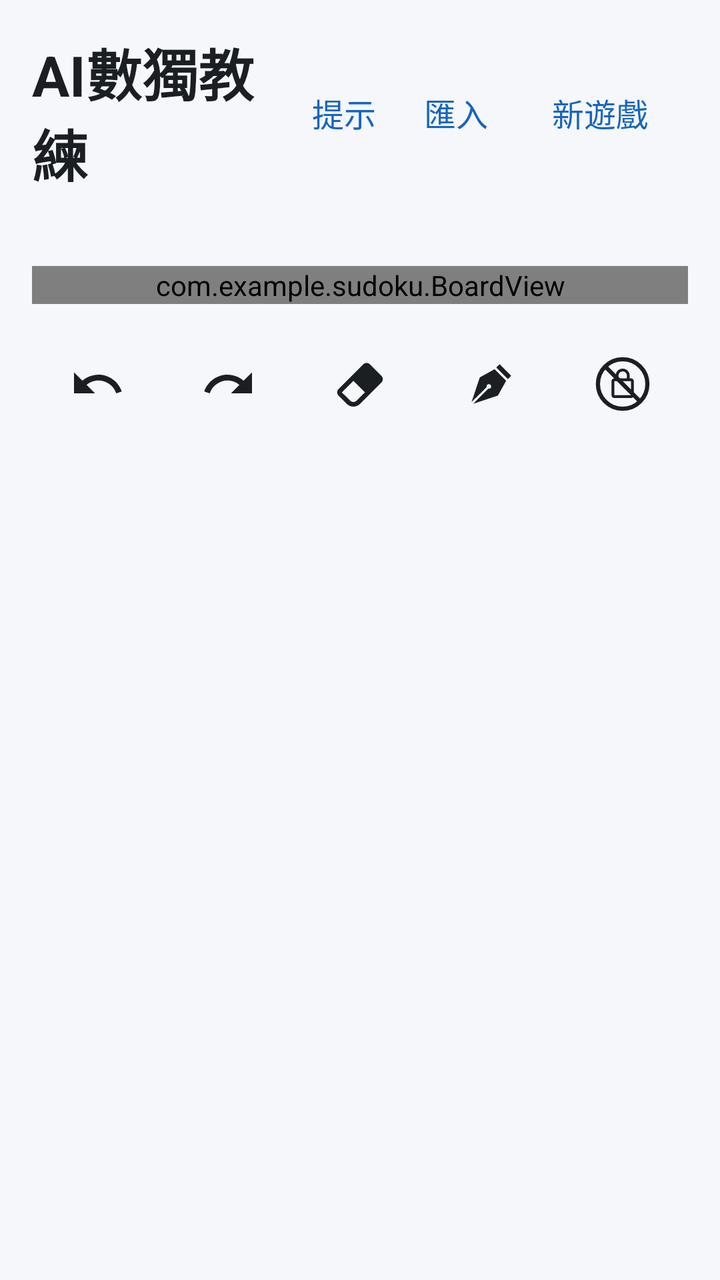
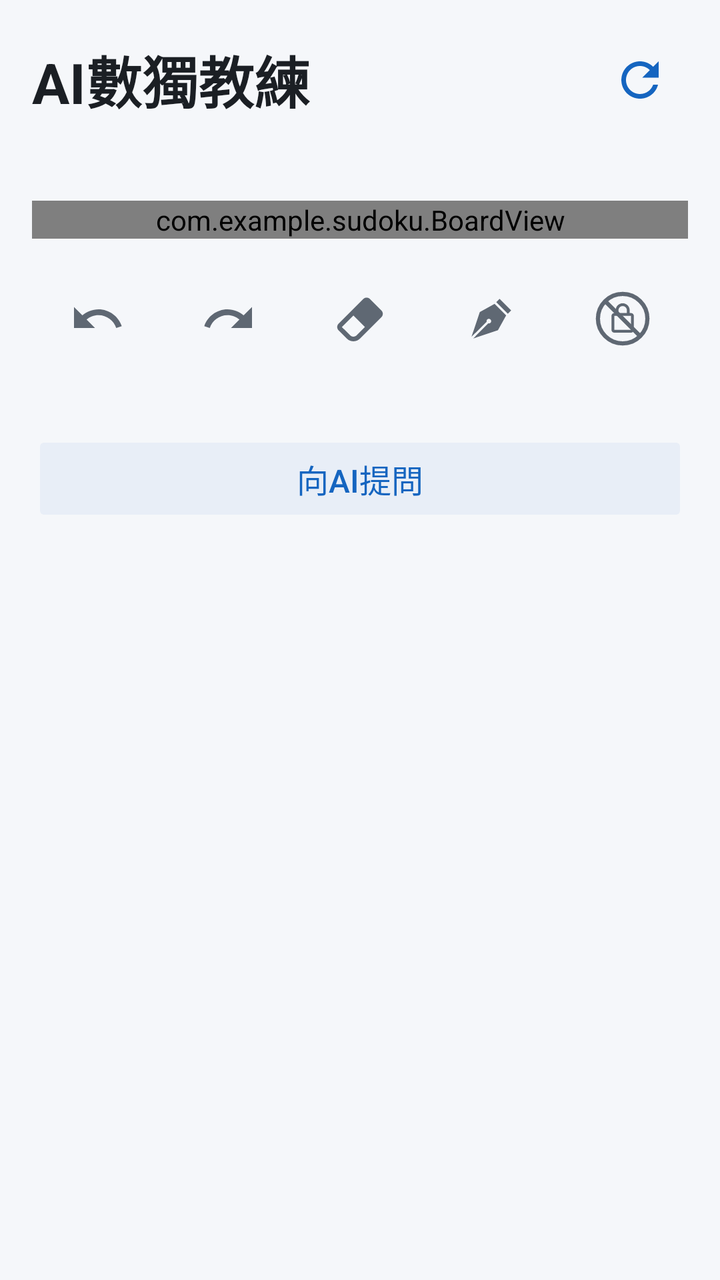

Two renders of the same Android screen: before a commit and after it. Below are the layout's source before the change and the commit's diff.
<!-- AndroidManifest.xml: application theme Theme.Sudoku -->
<!-- res/layout/activity_main.xml -->
<?xml version="1.0" encoding="utf-8"?>
<LinearLayout xmlns:android="http://schemas.android.com/apk/res/android"
    android:layout_width="match_parent"
    android:layout_height="match_parent"
    android:fitsSystemWindows="true"
    android:orientation="vertical"
    android:padding="16dp">

    <LinearLayout
        android:layout_width="match_parent"
        android:layout_height="wrap_content"
        android:gravity="center_vertical"
        android:orientation="horizontal">

        <TextView
            android:layout_width="0dp"
            android:layout_height="wrap_content"
            android:layout_weight="1"
            android:text="@string/app_name"
            android:textColor="@color/text_primary"
            android:textSize="28sp"
            android:textStyle="bold" />

        <Button
            android:id="@+id/btnHint"
            style="?android:attr/borderlessButtonStyle"
            android:layout_width="wrap_content"
            android:layout_height="wrap_content"
            android:minWidth="0dp"
            android:text="@string/hint"
            android:textColor="@color/accent"
            android:textSize="16sp" />

        <Button
            android:id="@+id/btnImport"
            style="?android:attr/borderlessButtonStyle"
            android:layout_width="wrap_content"
            android:layout_height="wrap_content"
            android:minWidth="0dp"
            android:text="@string/import_puzzle"
            android:textColor="@color/accent"
            android:textSize="16sp" />

        <Button
            android:id="@+id/btnNew"
            style="?android:attr/borderlessButtonStyle"
            android:layout_width="wrap_content"
            android:layout_height="wrap_content"
            android:text="@string/new_game"
            android:textColor="@color/accent"
            android:textSize="16sp" />
    </LinearLayout>

    <LinearLayout
        android:layout_width="match_parent"
        android:layout_height="wrap_content"
        android:layout_marginTop="8dp"
        android:layout_marginBottom="8dp"
        android:orientation="horizontal">

        <TextView
            android:id="@+id/txtDifficulty"
            android:layout_width="0dp"
            android:layout_height="wrap_content"
            android:layout_weight="1"
            android:textColor="@color/text_secondary"
            android:textSize="15sp" />

        <TextView
            android:id="@+id/txtTime"
            android:layout_width="0dp"
            android:layout_height="wrap_content"
            android:layout_weight="1"
            android:gravity="end"
            android:textColor="@color/text_secondary"
            android:textSize="15sp" />
    </LinearLayout>

    <com.example.sudoku.BoardView
        android:id="@+id/board"
        android:layout_width="match_parent"
        android:layout_height="wrap_content" />

    <LinearLayout
        android:layout_width="match_parent"
        android:layout_height="wrap_content"
        android:layout_marginTop="16dp"
        android:orientation="horizontal">

        <ImageButton
            android:id="@+id/btnUndo"
            style="?android:attr/borderlessButtonStyle"
            android:layout_width="0dp"
            android:layout_height="48dp"
            android:layout_weight="1"
            android:contentDescription="@string/undo"
            android:src="@drawable/ic_undo"
            android:tint="@color/text_primary" />

        <ImageButton
            android:id="@+id/btnRedo"
            style="?android:attr/borderlessButtonStyle"
            android:layout_width="0dp"
            android:layout_height="48dp"
            android:layout_weight="1"
            android:contentDescription="@string/redo"
            android:src="@drawable/ic_redo"
            android:tint="@color/text_primary" />

        <ImageButton
            android:id="@+id/btnErase"
            style="?android:attr/borderlessButtonStyle"
            android:layout_width="0dp"
            android:layout_height="48dp"
            android:layout_weight="1"
            android:contentDescription="@string/erase"
            android:src="@drawable/ic_eraser"
            android:tint="@color/text_primary" />

        <ImageButton
            android:id="@+id/btnNotes"
            style="?android:attr/borderlessButtonStyle"
            android:layout_width="0dp"
            android:layout_height="48dp"
            android:layout_weight="1"
            android:contentDescription="@string/notes_off"
            android:src="@drawable/ic_pen"
            android:tint="@color/text_primary" />

        <ImageButton
            android:id="@+id/btnLock"
            style="?android:attr/borderlessButtonStyle"
            android:layout_width="0dp"
            android:layout_height="48dp"
            android:layout_weight="1"
            android:contentDescription="@string/lock_off"
            android:src="@drawable/ic_lock_off"
            android:tint="@color/text_primary" />
    </LinearLayout>

    <LinearLayout
        android:id="@+id/numpad"
        android:layout_width="match_parent"
        android:layout_height="wrap_content"
        android:layout_marginTop="8dp"
        android:orientation="horizontal" />

</LinearLayout>
<!-- resources referenced by this layout -->
<resources>
  <color name="accent">#1565C0</color>
  <color name="text_primary">#1B1F24</color>
  <color name="text_secondary">#6B7480</color>
  <!-- drawable ic_eraser (drawable) -->
  <vector xmlns:android="http://schemas.android.com/apk/res/android"
      android:width="28dp"
      android:height="28dp"
      android:viewportWidth="24"
      android:viewportHeight="24">
      <path
          android:fillColor="#000000"
          android:pathData="M16.24,3.56L21.19,8.5C21.97,9.29 21.97,10.55 21.19,11.34L12,20.53C10.44,22.09 7.91,22.09 6.34,20.53L2.81,17C2.03,16.21 2.03,14.95 2.81,14.16L13.41,3.56C14.2,2.78 15.46,2.78 16.24,3.56M4.22,15.58L7.76,19.11C8.54,19.9 9.8,19.9 10.59,19.11L14.12,15.58L9.17,10.63L4.22,15.58Z" />
  </vector>
  <!-- drawable ic_pen (drawable) -->
  <vector xmlns:android="http://schemas.android.com/apk/res/android"
      android:width="28dp"
      android:height="28dp"
      android:viewportWidth="24"
      android:viewportHeight="24">
      <path
          android:fillColor="#000000"
          android:pathData="M15.54,3.5L20.5,8.47L19.07,9.88L14.12,4.93L15.54,3.5M3.5,19.78L10,13.31C9.9,13 9.97,12.61 10.23,12.35C10.62,11.96 11.26,11.96 11.65,12.35C12.04,12.75 12.04,13.38 11.65,13.77C11.39,14.03 11,14.1 10.69,14L4.22,20.5L14.83,16.95L18.36,10.59L13.42,5.64L7.05,9.17L3.5,19.78Z" />
  </vector>
  <!-- drawable ic_redo (drawable) -->
  <vector xmlns:android="http://schemas.android.com/apk/res/android"
      android:width="28dp"
      android:height="28dp"
      android:viewportWidth="24"
      android:viewportHeight="24">
      <path
          android:fillColor="#000000"
          android:pathData="M18.4,10.6C16.55,8.99 14.15,8 11.5,8c-4.65,0 -8.58,3.03 -9.96,7.22L3.9,16c1.05,-3.19 4.05,-5.5 7.6,-5.5 1.95,0 3.73,0.72 5.12,1.88L13,16h9V7l-3.6,3.6z" />
  </vector>
  <!-- drawable ic_undo (drawable) -->
  <vector xmlns:android="http://schemas.android.com/apk/res/android"
      android:width="28dp"
      android:height="28dp"
      android:viewportWidth="24"
      android:viewportHeight="24">
      <path
          android:fillColor="#000000"
          android:pathData="M12.5,8c-2.65,0 -5.05,0.99 -6.9,2.6L2,7v9h9l-3.62,-3.62c1.39,-1.16 3.16,-1.88 5.12,-1.88 3.54,0 6.55,2.31 7.6,5.5l2.37,-0.78C21.08,11.03 17.15,8 12.5,8z" />
  </vector>
  <string name="app_name">AI數獨教練</string>
  <string name="erase">清除</string>
  <string name="hint">提示</string>
  <string name="import_puzzle">匯入</string>
  <string name="lock_off">鎖定：關</string>
  <string name="new_game">新遊戲</string>
  <string name="notes_off">筆記：關</string>
  <string name="redo">重做</string>
  <string name="undo">復原</string>
  <style name="Theme.Sudoku" parent="android:Theme.Material.Light.NoActionBar">
          <item name="android:colorAccent">@color/accent</item>
          <item name="android:windowBackground">@color/app_bg</item>
          <item name="android:statusBarColor">@color/app_bg</item>
          <item name="android:windowLightStatusBar">true</item>
      </style>
  <color name="app_bg">#F5F7FA</color>
  <!-- unchanged entries left out for length: 1 -->
</resources>

<!-- the commit's change to res/layout/activity_main.xml (unified diff, before → after) -->
@@ -1,8 +1,14 @@
 <?xml version="1.0" encoding="utf-8"?>
-<LinearLayout xmlns:android="http://schemas.android.com/apk/res/android"
+<ScrollView xmlns:android="http://schemas.android.com/apk/res/android"
+    android:id="@+id/pageScroll"
     android:layout_width="match_parent"
     android:layout_height="match_parent"
-    android:fitsSystemWindows="true"
+    android:fillViewport="true"
+    android:fitsSystemWindows="true">
+
+<LinearLayout
+    android:layout_width="match_parent"
+    android:layout_height="wrap_content"
     android:orientation="vertical"
     android:padding="16dp">
 
@@ -21,37 +27,18 @@
             android:textSize="28sp"
             android:textStyle="bold" />
 
-        <Button
-            android:id="@+id/btnHint"
-            style="?android:attr/borderlessButtonStyle"
-            android:layout_width="wrap_content"
-            android:layout_height="wrap_content"
-            android:minWidth="0dp"
-            android:text="@string/hint"
-            android:textColor="@color/accent"
-            android:textSize="16sp" />
-
-        <Button
-            android:id="@+id/btnImport"
-            style="?android:attr/borderlessButtonStyle"
-            android:layout_width="wrap_content"
-            android:layout_height="wrap_content"
-            android:minWidth="0dp"
-            android:text="@string/import_puzzle"
-            android:textColor="@color/accent"
-            android:textSize="16sp" />
-
-        <Button
-            android:id="@+id/btnNew"
-            style="?android:attr/borderlessButtonStyle"
-            android:layout_width="wrap_content"
-            android:layout_height="wrap_content"
-            android:text="@string/new_game"
-            android:textColor="@color/accent"
-            android:textSize="16sp" />
-    </LinearLayout>
-
-    <LinearLayout
+        <ImageButton
+            android:id="@+id/btnGame"
+            style="?android:attr/borderlessButtonStyle"
+            android:layout_width="48dp"
+            android:layout_height="48dp"
+            android:contentDescription="@string/game_menu"
+            android:src="@drawable/ic_restart"
+            android:tint="@color/accent" />
+    </LinearLayout>
+
+    <LinearLayout
+        android:id="@+id/rowInfo"
         android:layout_width="match_parent"
         android:layout_height="wrap_content"
         android:layout_marginTop="8dp"
@@ -82,6 +69,7 @@
         android:layout_height="wrap_content" />
 
     <LinearLayout
+        android:id="@+id/rowTools"
         android:layout_width="match_parent"
         android:layout_height="wrap_content"
         android:layout_marginTop="16dp"
@@ -95,7 +83,7 @@
             android:layout_weight="1"
             android:contentDescription="@string/undo"
             android:src="@drawable/ic_undo"
-            android:tint="@color/text_primary" />
+            android:tint="@color/text_secondary" />
 
         <ImageButton
             android:id="@+id/btnRedo"
@@ -105,7 +93,7 @@
             android:layout_weight="1"
             android:contentDescription="@string/redo"
             android:src="@drawable/ic_redo"
-            android:tint="@color/text_primary" />
+            android:tint="@color/text_secondary" />
 
         <ImageButton
             android:id="@+id/btnErase"
@@ -115,7 +103,7 @@
             android:layout_weight="1"
             android:contentDescription="@string/erase"
             android:src="@drawable/ic_eraser"
-            android:tint="@color/text_primary" />
+            android:tint="@color/text_secondary" />
 
         <ImageButton
             android:id="@+id/btnNotes"
@@ -125,7 +113,7 @@
             android:layout_weight="1"
             android:contentDescription="@string/notes_off"
             android:src="@drawable/ic_pen"
-            android:tint="@color/text_primary" />
+            android:tint="@color/text_secondary" />
 
         <ImageButton
             android:id="@+id/btnLock"
@@ -135,7 +123,7 @@
             android:layout_weight="1"
             android:contentDescription="@string/lock_off"
             android:src="@drawable/ic_lock_off"
-            android:tint="@color/text_primary" />
+            android:tint="@color/text_secondary" />
     </LinearLayout>
 
     <LinearLayout
@@ -145,4 +133,82 @@
         android:layout_marginTop="8dp"
         android:orientation="horizontal" />
 
+    <Button
+        android:id="@+id/btnHint"
+        android:layout_width="match_parent"
+        android:layout_height="wrap_content"
+        android:layout_marginTop="24dp"
+        android:backgroundTint="@color/accent_soft"
+        android:stateListAnimator="@null"
+        android:text="@string/hint"
+        android:textColor="@color/accent"
+        android:textSize="16sp" />
+
+    
+    
+    <LinearLayout
+        android:id="@+id/chatPanel"
+        android:layout_width="match_parent"
+        android:layout_height="wrap_content"
+        android:layout_marginTop="16dp"
+        android:orientation="vertical"
+        android:visibility="gone">
+
+        <LinearLayout
+            android:layout_width="match_parent"
+            android:layout_height="wrap_content"
+            android:gravity="center_vertical"
+            android:orientation="horizontal">
+
+            <TextView
+                android:id="@+id/txtChatSite"
+                android:layout_width="0dp"
+                android:layout_height="wrap_content"
+                android:layout_weight="1"
+                android:textColor="@color/text_secondary"
+                android:textSize="15sp" />
+
+            <Button
+                android:id="@+id/btnChatBrowser"
+                style="?android:attr/borderlessButtonStyle"
+                android:layout_width="wrap_content"
+                android:layout_height="40dp"
+                android:minWidth="0dp"
+                android:text="@string/chat_browser"
+                android:textColor="@color/text_secondary" />
+
+            <Button
+                android:id="@+id/btnChatTop"
+                style="?android:attr/borderlessButtonStyle"
+                android:layout_width="wrap_content"
+                android:layout_height="40dp"
+                android:minWidth="0dp"
+                android:text="@string/chat_to_board"
+                android:textColor="@color/accent" />
+
+            <Button
+                android:id="@+id/btnChatClose"
+                style="?android:attr/borderlessButtonStyle"
+                android:layout_width="wrap_content"
+                android:layout_height="40dp"
+                android:minWidth="0dp"
+                android:text="@string/close"
+                android:textColor="@color/text_secondary" />
+        </LinearLayout>
+
+        <ProgressBar
+            android:id="@+id/chatProgress"
+            style="?android:attr/progressBarStyleHorizontal"
+            android:layout_width="match_parent"
+            android:layout_height="4dp"
+            android:max="100" />
+
+        <FrameLayout
+            android:id="@+id/chatWeb"
+            android:layout_width="match_parent"
+            android:layout_height="0dp"
+            android:layout_weight="1" />
+    </LinearLayout>
+
 </LinearLayout>
+</ScrollView>
<!-- resource entries referenced after the edit -->
@@ -1,8 +1,9 @@
 <!-- resources referenced by this layout -->
 <resources>
   <color name="accent">#1565C0</color>
+  <color name="accent_soft">#E8EEF7</color>
   <color name="text_primary">#1B1F24</color>
-  <color name="text_secondary">#6B7480</color>
+  <color name="text_secondary">#5F6873</color>
   <!-- drawable ic_eraser (drawable) -->
   <vector xmlns:android="http://schemas.android.com/apk/res/android"
       android:width="28dp"
@@ -33,6 +34,16 @@
           android:fillColor="#000000"
           android:pathData="M18.4,10.6C16.55,8.99 14.15,8 11.5,8c-4.65,0 -8.58,3.03 -9.96,7.22L3.9,16c1.05,-3.19 4.05,-5.5 7.6,-5.5 1.95,0 3.73,0.72 5.12,1.88L13,16h9V7l-3.6,3.6z" />
   </vector>
+  <!-- drawable ic_restart (drawable) -->
+  <vector xmlns:android="http://schemas.android.com/apk/res/android"
+      android:width="28dp"
+      android:height="28dp"
+      android:viewportWidth="24"
+      android:viewportHeight="24">
+      <path
+          android:fillColor="#000000"
+          android:pathData="M17.65,6.35C16.2,4.9 14.21,4 12,4c-4.42,0 -7.99,3.58 -7.99,8s3.57,8 7.99,8c3.73,0 6.84,-2.55 7.73,-6h-2.08c-0.82,2.33 -3.04,4 -5.65,4 -3.31,0 -6,-2.69 -6,-6s2.69,-6 6,-6c1.66,0 3.14,0.69 4.22,1.78L13,11h7V4l-2.35,2.35z" />
+  </vector>
   <!-- drawable ic_undo (drawable) -->
   <vector xmlns:android="http://schemas.android.com/apk/res/android"
       android:width="28dp"
@@ -44,11 +55,13 @@
           android:pathData="M12.5,8c-2.65,0 -5.05,0.99 -6.9,2.6L2,7v9h9l-3.62,-3.62c1.39,-1.16 3.16,-1.88 5.12,-1.88 3.54,0 6.55,2.31 7.6,5.5l2.37,-0.78C21.08,11.03 17.15,8 12.5,8z" />
   </vector>
   <string name="app_name">AI數獨教練</string>
+  <string name="chat_browser">用瀏覽器開啟</string>
+  <string name="chat_to_board">回到盤面</string>
+  <string name="close">關閉</string>
   <string name="erase">清除</string>
-  <string name="hint">提示</string>
-  <string name="import_puzzle">匯入</string>
+  <string name="game_menu">重新開始、新遊戲或匯入</string>
+  <string name="hint">向AI提問</string>
   <string name="lock_off">鎖定：關</string>
-  <string name="new_game">新遊戲</string>
   <string name="notes_off">筆記：關</string>
   <string name="redo">重做</string>
   <string name="undo">復原</string>
